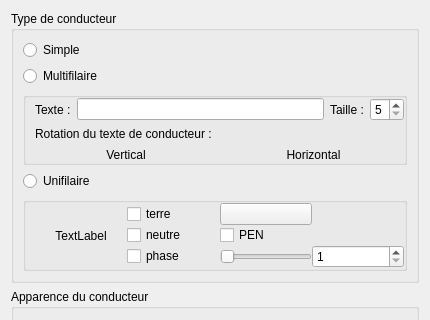
Before: the Qt Designer form sources/ui/conductorpropertieswidget.ui in qelectrotech/qelectrotech-source-mirror, drawn with Qt 5; both pictures show x 0 to 430 and y 0 to 320 of the 430 by 571 pixel window.
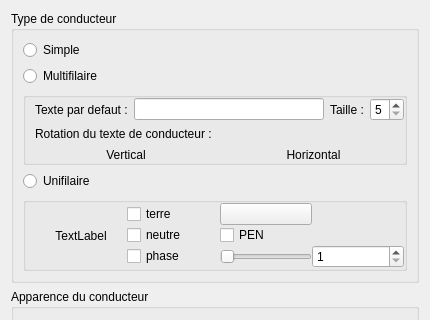
After: the same form once the commit is applied. Icons and pictures are not drawn.

Diff of the .ui file:
```diff
--- a/sources/ui/conductorpropertieswidget.ui
+++ b/sources/ui/conductorpropertieswidget.ui
@@ -57,7 +57,7 @@
            <item>
             <widget class="QLabel" name="label">
              <property name="text">
-              <string>Texte :</string>
+              <string>Texte par defaut :</string>
              </property>
             </widget>
            </item>
```
Left out of the diff: 3 changed lines with no effect on the pictures.
